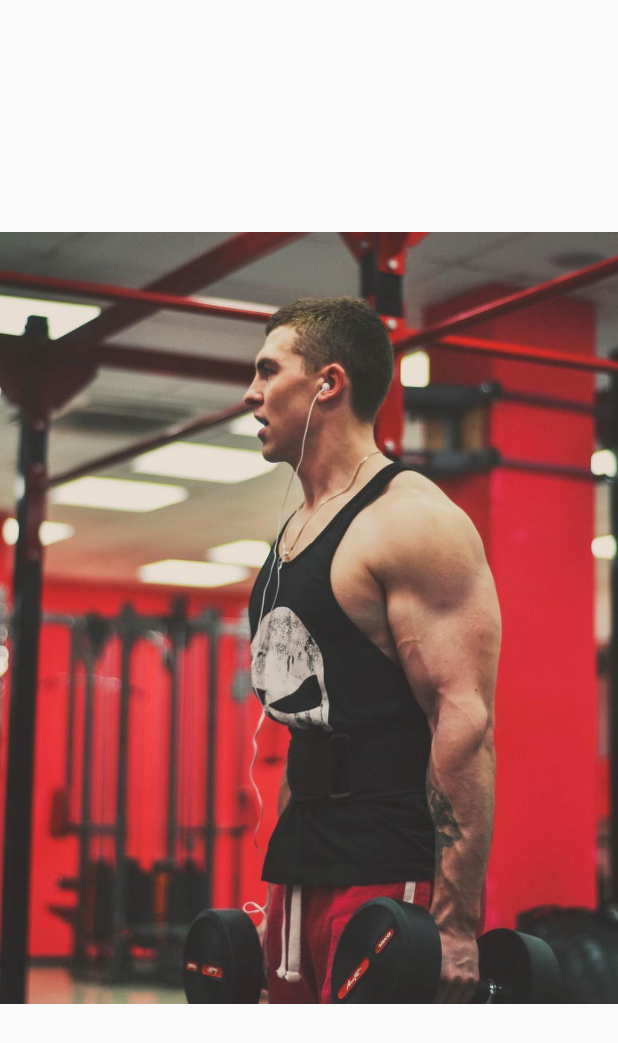
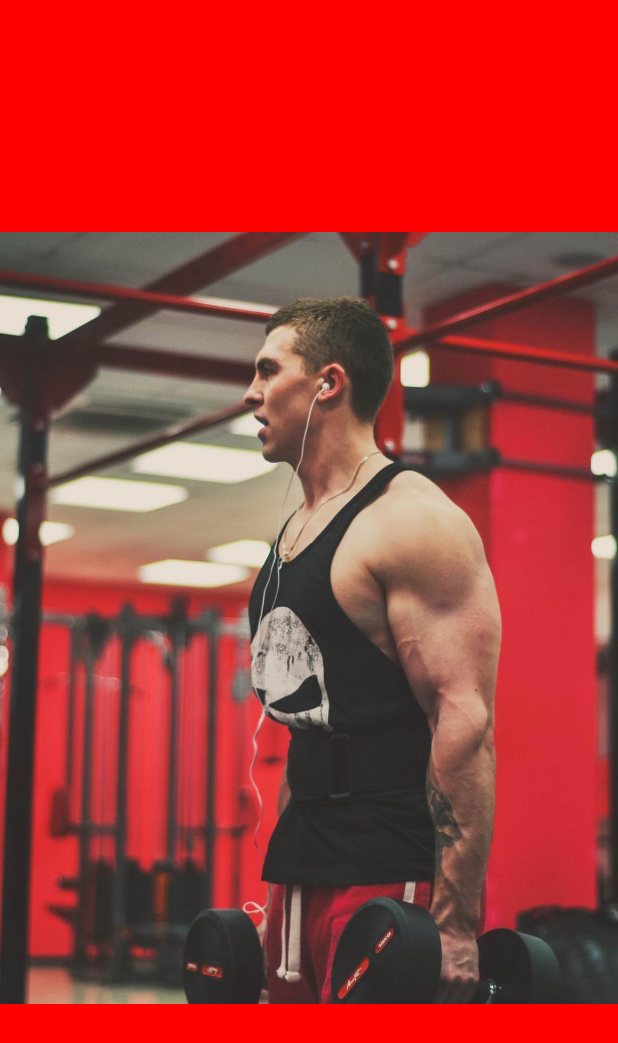
Before and after one commit to Miroxa99/MyTrenerFit, a Flutter app: the screen it shows after launch, on a phone screen of 412 x 824 dp. Shown: the top 1043 px of the screen. Run offline on Flutter 3.47's test engine with Material 2 defaults, Android fonts, the phone set to English and light mode, and no system bars.

Commit message:
Тест растягивания картинки

```diff
--- a/lib/main.dart
+++ b/lib/main.dart
@@ -17,9 +17,11 @@ class MyFitnesApp extends StatelessWidget {
       //   appBar: AppBar(
       //     title: Text("Привет"),
       // ),
-        body: Center(
+        body: Container(
+          color: Color(0xffFF0000),
+        child: Center(
           child:
-          Image(image: AssetImage('Assets/images/oblojka.jpg'),
+          Image.asset('Assets/images/oblojka.jpg'),
         ),
     ),
       ),
```
